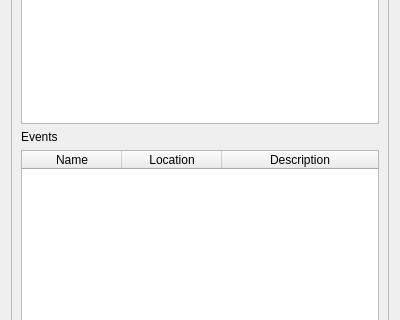
Aesylwinn/software-engineering, file src/mobile-app/mainpage.ui: the form before one commit; both pictures show x 0 to 400 and y 259 to 579 of the 400 by 800 pixel window.
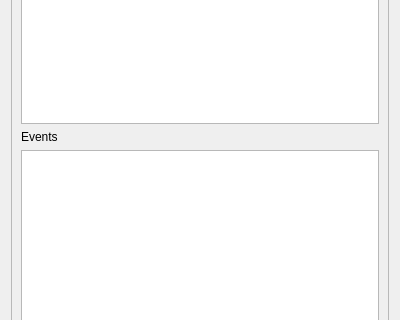
The form after the commit.

Commit message: Mobile app: custom event widget, add join button

What changed in the file:
```diff
--- a/src/mobile-app/mainpage.ui
+++ b/src/mobile-app/mainpage.ui
@@ -75,29 +75,7 @@
         </widget>
        </item>
        <item>
-        <widget class="QTableWidget" name="eventsListView">
-         <attribute name="horizontalHeaderStretchLastSection">
-          <bool>true</bool>
-         </attribute>
-         <attribute name="verticalHeaderVisible">
-          <bool>false</bool>
-         </attribute>
-         <column>
-          <property name="text">
-           <string>Name</string>
-          </property>
-         </column>
-         <column>
-          <property name="text">
-           <string>Location</string>
-          </property>
-         </column>
-         <column>
-          <property name="text">
-           <string>Description</string>
-          </property>
-         </column>
-        </widget>
+        <widget class="QListWidget" name="eventListView"/>
        </item>
        <item>
         <layout class="QHBoxLayout" name="buttonLayout">
```
The commit also changes 6 other files.
